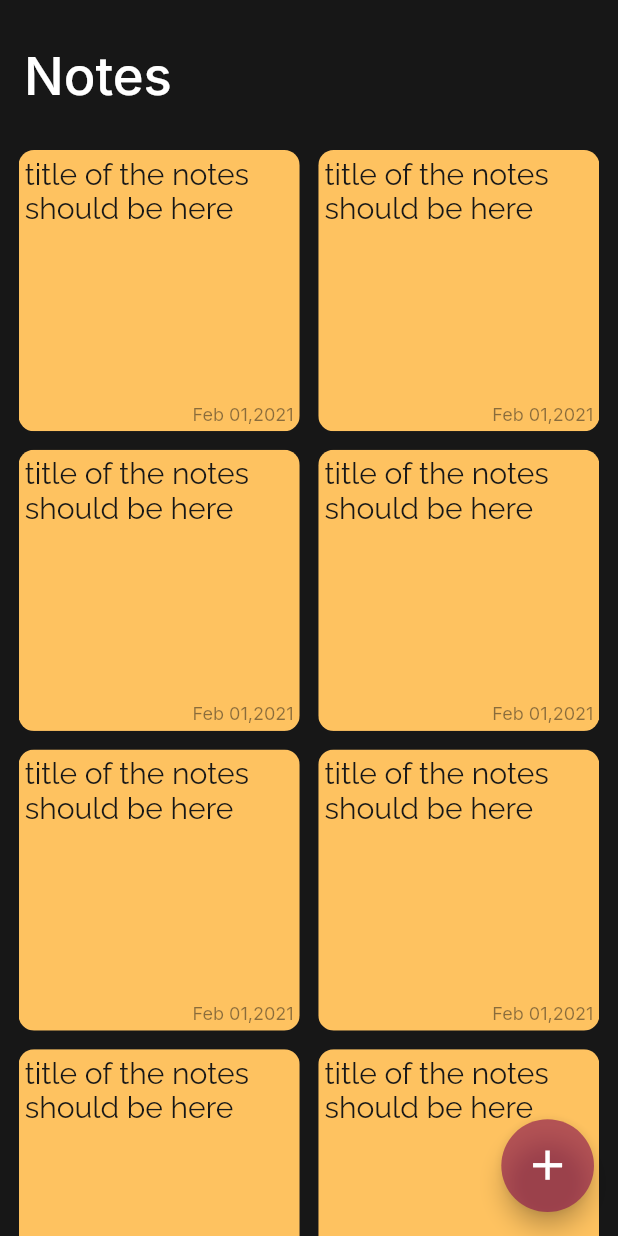
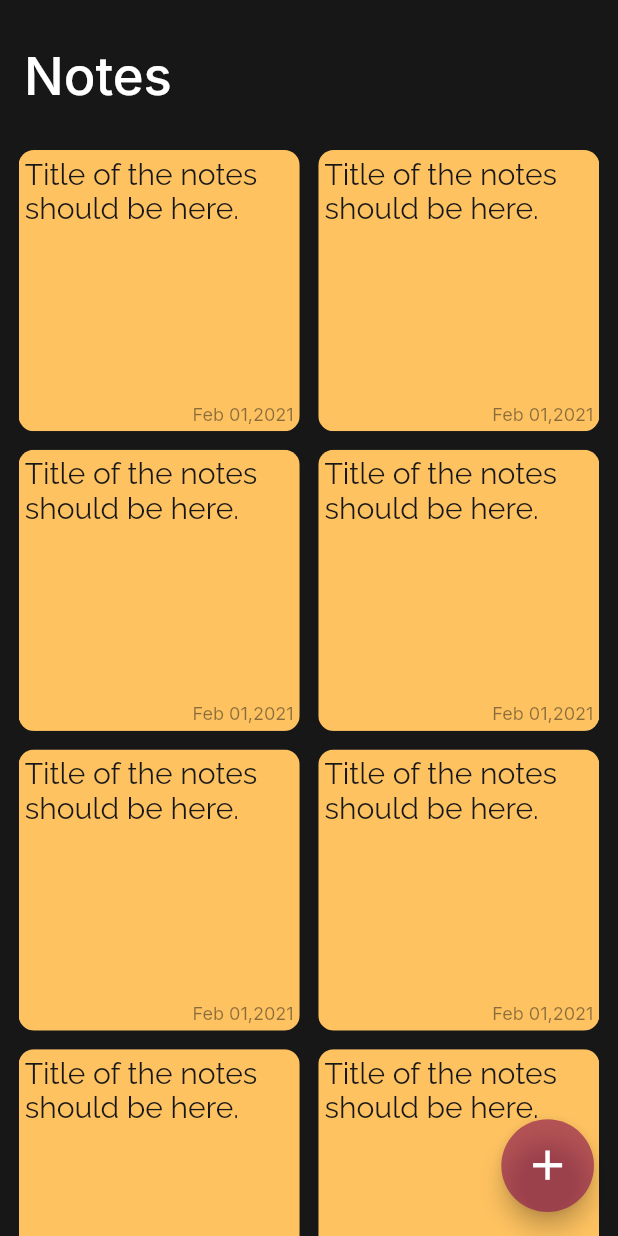
Before and after one commit to SalehTZ/note_app_flutter, a Flutter app: the screen it shows after launch, on a phone screen of 412 x 824 dp. Run offline on Flutter 3.47's test engine with Material 2 defaults, Android fonts, the phone set to English and light mode, and no system bars; our stand-ins replace google_fonts.

Commit message:
initial commit.

```diff
--- a/lib/screens/notes_screen.dart
+++ b/lib/screens/notes_screen.dart
@@ -12,9 +12,16 @@ class NotesScreen extends StatefulWidget {
 
 class _NotesScreenState extends State<NotesScreen> {
   Size? _size;
+  String? _noteTitle, _noteDate;
+  int? _noteColor;
+
   @override
   Widget build(BuildContext context) {
     _size = MediaQuery.of(context).size;
+    _noteTitle = 'Title of the notes should be here.';
+    _noteDate = 'Feb 01,2021';
+    _noteColor = noteColors[0];
+
     return GridView.builder(
       gridDelegate: SliverGridDelegateWithFixedCrossAxisCount(
         crossAxisCount: 2,
@@ -23,36 +30,63 @@ class _NotesScreenState extends State<NotesScreen> {
       ),
       itemBuilder: (context, index) {
         return GridTile(
-          child: ClipRRect(
+          child: NotesTile(
+              size: _size,
+              noteTitle: _noteTitle,
+              noteDate: _noteDate,
+              noteColor: _noteColor),
+        );
+      },
+    );
+  }
+}
+
+class NotesTile extends StatelessWidget {
+  const NotesTile({
+    Key? key,
+    required Size? size,
+    required String? noteTitle,
+    required String? noteDate,
+    required int? noteColor,
+  })  : _size = size,
+        _noteTitle = noteTitle,
+        _noteDate = noteDate,
+        _noteColor = noteColor,
+        super(key: key);
+
+  final Size? _size;
+  final String? _noteTitle, _noteDate;
+  final int? _noteColor;
+
+  @override
+  Widget build(BuildContext context) {
+    return ClipRRect(
       borderRadius: BorderRadius.circular(_size!.width * 0.025),
       child: Container(
         padding: EdgeInsets.all(_size!.width * 0.01),
-              color: Color(0xffFEC260),
+        color: Color(_noteColor!),
         child: Column(
           mainAxisAlignment: MainAxisAlignment.spaceBetween,
           children: [
             Text(
-                    'title of the notes should be here',
+              _noteTitle!,
               style: GoogleFonts.raleway(
                 fontSize: 20,
-                      color: Color(greyColor),
+                color: const Color(greyColor),
               ),
             ),
             Align(
               alignment: Alignment.bottomRight,
               child: Text(
-                      'Feb 01,2021',
+                _noteDate!,
                 style: GoogleFonts.inter(
                     fontSize: 12,
-                          color: Color(greyColor).withOpacity(0.5)),
+                    color: const Color(greyColor).withOpacity(0.5)),
               ),
             ),
           ],
         ),
       ),
-          ),
-        );
-      },
     );
   }
 }
```
Lines whose indentation alone changed are shown as unchanged.
